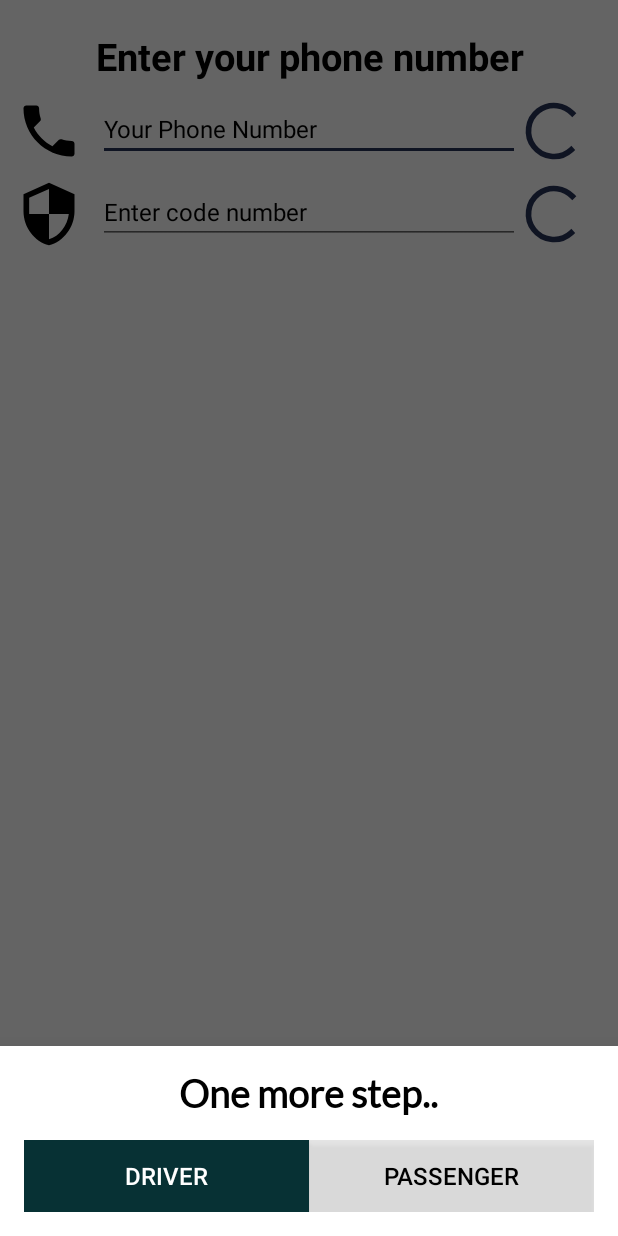
After one commit to ThenerStudios/SmartHike, an Android app: the fragment BottomSheetDialog placed in its activity, on a phone screen of 412 x 824 dp. The commit adds this screen. Run offline under Robolectric (Android 15) with nearby library versions, the phone set to English and light mode, and no system bars.

Commit message:
Login added

```diff
--- a/app/build.gradle
+++ b/app/build.gradle
@@ -25,4 +25,5 @@ dependencies {
     testImplementation 'junit:junit:4.12'
     androidTestImplementation 'com.android.support.test:runner:1.0.2'
     androidTestImplementation 'com.android.support.test.espresso:espresso-core:3.0.2'
+    implementation 'com.android.support:design:28.0.0'
 }
--- a/app/src/main/java/com/mlambo/smarthike/Authentication/PhoneAuth.java
+++ b/app/src/main/java/com/mlambo/smarthike/Authentication/PhoneAuth.java
@@ -2,14 +2,163 @@ package com.mlambo.smarthike.Authentication;
 
 import android.support.v7.app.AppCompatActivity;
 import android.os.Bundle;
+import android.view.View;
+import android.widget.Button;
 
 import com.mlambo.smarthike.R;
+import com.mlambo.smarthike.Util.BottomSheetDialog;
 
 public class PhoneAuth extends AppCompatActivity {
+
+    /*
+    *
+    *private LinearLayout mPhoneLayout;
+    private LinearLayout mCodeLayout;
+
+    private EditText mPhoneText;
+    private EditText mCodeText;
+
+    private ProgressBar mPhoneBar;
+    private ProgressBar mCodeBar;
+
+    private Button mSendBtn;
+    FirebaseAuth mAuth;
+
+    private int btnType = 0;
+
+
+    private PhoneAuthProvider.OnVerificationStateChangedCallbacks mCallbacks;
+    private String mVerificationId;
+    private PhoneAuthProvider.ForceResendingToken mResendToken;
+    *
+    * */
 
     @Override
     protected void onCreate(Bundle savedInstanceState) {
         super.onCreate(savedInstanceState);
         setContentView(R.layout.activity_phone_auth);
+
+       Button mSendBtn = findViewById(R.id.Send_Verification_Btn);
+       mSendBtn.setOnClickListener(new View.OnClickListener() {
+           @Override
+           public void onClick(View v) {
+               proceed();
+           }
+       });
+
+    /*mAuth = FirebaseAuth.getInstance();
+
+        mPhoneLayout = findViewById(R.id.phone_layout);
+        mCodeLayout = findViewById(R.id.Code_layout);
+        mCodeLayout.setVisibility(View.INVISIBLE);
+
+        mPhoneText = findViewById(R.id.PhoneEditText);
+        mCodeText = findViewById(R.id.CodeEditText);
+
+        mPhoneBar = findViewById(R.id.PhoneProgress);
+        mPhoneBar.setVisibility(View.INVISIBLE);
+        mCodeBar = findViewById(R.id.CodeProgress);
+        mCodeBar.setVisibility(View.INVISIBLE);
+
+        mSendBtn = findViewById(R.id.Send_Verification_Btn);
+
+        mSendBtn.setOnClickListener(new View.OnClickListener() {
+            @Override
+            public void onClick(View v) {
+
+                if(btnType == 0) {
+
+                    mPhoneBar.setVisibility(View.VISIBLE);
+                    mPhoneText.setEnabled(false);
+                    mSendBtn.setEnabled(false);
+
+
+                    String phoneNumber = COUNTRY_CODE + mPhoneText.getText().toString();
+
+                    PhoneAuthProvider.getInstance().verifyPhoneNumber(
+                            phoneNumber,
+                            60,
+                            TimeUnit.SECONDS,
+                            Phone_Number_Auth.this,
+                            mCallbacks
+
+                    );
+                }else
+                {
+                    mSendBtn.setEnabled(false);
+                    mCodeBar.setVisibility(View.VISIBLE);
+
+                    String verificationCode = mCodeText.getText().toString();
+
+                    PhoneAuthCredential credential = PhoneAuthProvider.getCredential(mVerificationId, verificationCode);
+                    signInWithPhoneAuthCredintial(credential);
+                }
+            }
+        });
+
+        mCallbacks = new PhoneAuthProvider.OnVerificationStateChangedCallbacks() {
+            @Override
+            public void onVerificationCompleted(PhoneAuthCredential phoneAuthCredential) {
+                signInWithPhoneAuthCredintial(phoneAuthCredential);
+            }
+
+            @Override
+            public void onVerificationFailed(FirebaseException e) {
+                Toast.makeText(Phone_Number_Auth.this, "There was some error in verification", Toast.LENGTH_SHORT).show();
+                mPhoneBar.setVisibility(View.INVISIBLE);
+                mSendBtn.setEnabled(true);
+            }
+
+            @SuppressLint("SetTextI18n")
+            @Override
+            public void onCodeSent(String verificationId,
+                                   PhoneAuthProvider.ForceResendingToken token) {
+
+                mVerificationId = verificationId;
+                mResendToken = token;
+
+                btnType = 1;
+
+                mPhoneBar.setVisibility(View.INVISIBLE);
+                mCodeLayout.setVisibility(View.VISIBLE);
+
+                mSendBtn.setText("Verify Code");
+                mSendBtn.setEnabled(true);
+            }
+        };*/
+
     }
+
+    /*  private void signInWithPhoneAuthCredintial(PhoneAuthCredential credential)
+    {
+        mAuth.signInWithCredential(credential)
+                .addOnCompleteListener(this, new OnCompleteListener<AuthResult>() {
+                    @Override
+                    public void onComplete(@NonNull Task<AuthResult> task) {
+                        if (task.isSuccessful()) {
+                            //Log.d(TAG, "signInWithcredintials:success");
+                            FirebaseUser user = task.getResult().getUser();
+                            Intent intent = new Intent(Phone_Number_Auth.this, Start_Application.class);
+                            startActivity(intent);
+                            finish();
+
+
+                        } else {
+                            Toast.makeText(Phone_Number_Auth.this, "The was Some Error in logging In", Toast.LENGTH_SHORT).show();
+                            if(task.getException() instanceof FirebaseApiNotAvailableException) {
+
+                            }
+                        }
+                    }
+
+                });
+    }*/
+
+    public void proceed()
+    {
+        BottomSheetDialog bottomSheetDialog = new BottomSheetDialog();
+        bottomSheetDialog.show(getSupportFragmentManager(), "Bottom Sheet");
+    }
+
+
 }
--- a/app/src/main/java/com/mlambo/smarthike/Home/MainActivity.java
+++ b/app/src/main/java/com/mlambo/smarthike/Home/MainActivity.java
@@ -4,6 +4,7 @@ import android.content.Intent;
 import android.support.v7.app.AppCompatActivity;
 import android.os.Bundle;
 
+import com.mlambo.smarthike.Authentication.PhoneAuth;
 import com.mlambo.smarthike.Authentication.Profile;
 import com.mlambo.smarthike.R;
 import com.mlambo.smarthike.Walkthrough.Walkthrough;
--- /dev/null
+++ b/app/src/main/java/com/mlambo/smarthike/Util/BottomSheetDialog.java
@@ -0,0 +1,61 @@
+package com.mlambo.smarthike.Util;
+
+import android.content.Context;
+import android.os.Bundle;
+import android.support.annotation.NonNull;
+import android.support.annotation.Nullable;
+import android.support.design.widget.BottomSheetDialogFragment;
+import android.view.LayoutInflater;
+import android.view.View;
+import android.view.ViewGroup;
+import android.widget.Button;
+
+import com.mlambo.smarthike.R;
+
+public class BottomSheetDialog extends BottomSheetDialogFragment {
+    private BottomSheetListener mListener;
+
+    @Nullable
+    @Override
+    public View onCreateView(@NonNull LayoutInflater inflater, @Nullable ViewGroup container, @Nullable Bundle savedInstanceState) {
+        View v = inflater.inflate(R.layout.bottom_sheet_layout, container, false);
+
+        Button Driver = v.findViewById(R.id.driverBtn);
+        Button Passenger = v.findViewById(R.id.passengerBtn);
+
+        Driver.setOnClickListener(new View.OnClickListener() {
+            @Override
+            public void onClick(View v) {
+
+            }
+        });
+
+        Passenger.setOnClickListener(new View.OnClickListener() {
+            @Override
+            public void onClick(View v) {
+
+            }
+        });
+
+        return v;
+    }
+
+    public interface BottomSheetListener
+    {
+
+    }
+
+    @Override
+    public void onAttach(Context context) {
+        super.onAttach(context);
+
+       /* try
+        {
+            mListener = (BottomSheetListener) context;
+        }catch (ClassCastException e)
+        {
+            throw new ClassCastException(context.toString()
+                    + "must implement BottomSheetListener");
+        }*/
+    }
+}
--- a/app/src/main/java/com/mlambo/smarthike/Walkthrough/Welcome.java
+++ b/app/src/main/java/com/mlambo/smarthike/Walkthrough/Welcome.java
@@ -1,8 +1,10 @@
 package com.mlambo.smarthike.Walkthrough;
 
 import android.annotation.SuppressLint;
+import android.content.Intent;
 import android.os.Bundle;
 import android.support.v7.app.AppCompatActivity;
+import android.view.View;
 import android.view.animation.Animation;
 import android.view.animation.AnimationUtils;
 import android.widget.Button;
@@ -10,6 +12,7 @@ import android.widget.ImageView;
 import android.widget.LinearLayout;
 import android.widget.TextView;
 
+import com.mlambo.smarthike.Authentication.PhoneAuth;
 import com.mlambo.smarthike.R;
 
 public class Welcome extends AppCompatActivity {
@@ -50,6 +53,14 @@ public class Welcome extends AppCompatActivity {
 
         Mproceed = findViewById(R.id.Proceed);
         Mproceed.startAnimation(buttons);
+        Mproceed.setOnClickListener(new View.OnClickListener() {
+            @Override
+            public void onClick(View v) {
+
+                startActivity(new Intent(Welcome.this, PhoneAuth.class));
+            }
+        });
+
 
 
 
--- /dev/null
+++ b/app/src/main/res/drawable/ic_call.xml
@@ -0,0 +1,9 @@
+<vector xmlns:android="http://schemas.android.com/apk/res/android"
+        android:width="24dp"
+        android:height="24dp"
+        android:viewportWidth="24.0"
+        android:viewportHeight="24.0">
+    <path
+        android:fillColor="#FF000000"
+        android:pathData="M6.62,10.79c1.44,2.83 3.76,5.14 6.59,6.59l2.2,-2.2c0.27,-0.27 0.67,-0.36 1.02,-0.24 1.12,0.37 2.33,0.57 3.57,0.57 0.55,0 1,0.45 1,1V20c0,0.55 -0.45,1 -1,1 -9.39,0 -17,-7.61 -17,-17 0,-0.55 0.45,-1 1,-1h3.5c0.55,0 1,0.45 1,1 0,1.25 0.2,2.45 0.57,3.57 0.11,0.35 0.03,0.74 -0.25,1.02l-2.2,2.2z"/>
+</vector>
--- /dev/null
+++ b/app/src/main/res/drawable/ic_security.xml
@@ -0,0 +1,9 @@
+<vector xmlns:android="http://schemas.android.com/apk/res/android"
+        android:width="24dp"
+        android:height="24dp"
+        android:viewportWidth="24.0"
+        android:viewportHeight="24.0">
+    <path
+        android:fillColor="#FF000000"
+        android:pathData="M12,1L3,5v6c0,5.55 3.84,10.74 9,12 5.16,-1.26 9,-6.45 9,-12L21,5l-9,-4zM12,11.99h7c-0.53,4.12 -3.28,7.79 -7,8.94L12,12L5,12L5,6.3l7,-3.11v8.8z"/>
+</vector>
--- a/app/src/main/res/layout/activity_phone_auth.xml
+++ b/app/src/main/res/layout/activity_phone_auth.xml
@@ -6,4 +6,140 @@
     android:layout_height="match_parent"
     tools:context=".Authentication.PhoneAuth">
 
+    <LinearLayout
+        android:id="@+id/Linear_1"
+        android:layout_width="match_parent"
+        android:layout_height="wrap_content"
+        android:layout_marginTop="20dp"
+        android:orientation="vertical"
+        app:layout_constraintEnd_toEndOf="parent"
+        app:layout_constraintStart_toStartOf="parent"
+        app:layout_constraintTop_toTopOf="parent">
+
+        <TextView
+            android:layout_width="match_parent"
+            android:layout_height="match_parent"
+            android:text="@string/enter_your_phone_number"
+            android:textAlignment="center"
+            android:textColor="@color/text"
+            android:textSize="25sp"
+            android:textStyle="bold"/>
+
+
+    </LinearLayout>
+
+    <LinearLayout
+        android:id="@+id/phone_layout"
+        android:layout_width="match_parent"
+        android:layout_height="wrap_content"
+        android:orientation="horizontal"
+        android:layout_margin="10dp"
+        android:layout_marginTop="20dp"
+        app:layout_constraintTop_toBottomOf="@id/Linear_1">
+
+        <ImageView
+            android:id="@+id/phone"
+            android:layout_width="45dp"
+            android:layout_height="45dp"
+            android:src="@drawable/ic_call"
+            tools:ignore="ContentDescription" />
+
+        <EditText
+            android:id="@+id/PhoneEditText"
+            android:layout_width="0dp"
+            android:layout_height="wrap_content"
+            android:layout_marginLeft="10dp"
+            android:layout_marginStart="10dp"
+            android:layout_weight="1"
+            android:ems="10"
+            android:hint="@string/your_phone_number"
+            android:inputType="phone"
+            android:textColorHint="@color/text"
+            android:textSize="16sp"
+            tools:ignore="RtlHardcoded,TextFields" />
+
+        <ProgressBar
+            android:id="@+id/PhoneProgress"
+            style="?android:attr/progressBarStyle"
+            android:layout_width="45dp"
+            android:layout_height="45dp"
+            android:layout_marginEnd="10dp"
+            android:layout_marginRight="10dp"
+            tools:ignore="RtlHardcoded" />
+
+    </LinearLayout
+        >
+
+    <LinearLayout
+        android:id="@+id/Code_layout"
+        android:layout_width="match_parent"
+        android:layout_height="wrap_content"
+        android:layout_margin="10dp"
+        android:orientation="horizontal"
+        app:layout_constraintTop_toBottomOf="@id/phone_layout">
+
+        <ImageView
+            android:id="@+id/lock"
+            android:layout_width="45dp"
+            android:layout_height="45dp"
+            android:src="@drawable/ic_security"
+            tools:ignore="ContentDescription" />
+
+        <EditText
+            android:id="@+id/CodeEditText"
+            android:layout_width="0dp"
+            android:layout_height="wrap_content"
+            android:layout_marginLeft="10dp"
+            android:layout_marginStart="10dp"
+            android:layout_weight="1"
+            android:textColorHint="@color/text"
+            android:hint="@string/enter_code_number"
+            android:inputType="number"
+            android:textSize="16sp"
+            android:visibility="visible"
+            tools:ignore="RtlHardcoded,TextFields"
+            tools:visibility="invisible" />
+
+        <ProgressBar
+            android:id="@+id/CodeProgress"
+            style="?android:attr/progressBarStyle"
+            android:layout_width="45dp"
+            android:layout_height="45dp"
+            android:layout_marginEnd="10dp"
+            android:layout_marginRight="10dp"
+            tools:ignore="RtlHardcoded" />
+
+    </LinearLayout>
+
+
+    <TextView
+        android:id="@+id/msgText"
+        android:layout_width="match_parent"
+        android:layout_height="wrap_content"
+        android:layout_alignParentStart="true"
+        android:layout_alignParentLeft="true"
+        android:layout_alignParentBottom="true"
+        android:layout_marginBottom="16dp"
+        android:text="A Verification Code Will Be Sent to Your Phone \n Number"
+        android:textAlignment="center"
+        android:textColor="@color/text"
+        app:layout_constraintBottom_toTopOf="@+id/Send_Verification_Btn"
+        app:layout_constraintEnd_toEndOf="parent"
+        app:layout_constraintHorizontal_bias="1.0"
+        app:layout_constraintStart_toStartOf="parent"
+        tools:ignore="HardcodedText,RtlHardcoded" />
+
+    <Button
+        android:id="@+id/Send_Verification_Btn"
+        android:layout_width="match_parent"
+        android:layout_height="wrap_content"
+        android:layout_alignParentBottom="true"
+        android:background="@color/buttons"
+        android:text="send verification"
+        android:textColor="@color/white"
+        app:layout_constraintBottom_toBottomOf="parent"
+        app:layout_constraintEnd_toEndOf="parent"
+        app:layout_constraintStart_toStartOf="parent"
+        tools:ignore="HardcodedText" />
+
 </android.support.constraint.ConstraintLayout>
--- a/app/src/main/res/layout/activity_welcome.xml
+++ b/app/src/main/res/layout/activity_welcome.xml
@@ -3,6 +3,7 @@
     xmlns:app="http://schemas.android.com/apk/res-auto"
     xmlns:tools="http://schemas.android.com/tools"
     android:layout_width="match_parent"
+    android:background="@color/white"
     android:layout_height="match_parent">
 
 
--- /dev/null
+++ b/app/src/main/res/layout/bottom_sheet_layout.xml
@@ -0,0 +1,46 @@
+<?xml version="1.0" encoding="utf-8"?>
+<LinearLayout xmlns:android="http://schemas.android.com/apk/res/android"
+    android:orientation="vertical" android:layout_width="match_parent"
+    android:layout_height="match_parent"
+    android:gravity="center_horizontal"
+    android:padding="16dp">
+
+    <TextView
+        android:layout_width="wrap_content"
+        android:layout_height="wrap_content"
+        android:text="@string/on_step_more"
+        android:textSize="25sp"
+        android:textStyle="bold"
+        android:textColor="@color/text"
+        android:fontFamily="@font/lato"/>
+
+    <LinearLayout
+        android:layout_marginTop="15dp"
+        android:layout_width="match_parent"
+        android:layout_height="wrap_content"
+        android:weightSum="2"
+        android:orientation="horizontal">
+
+        <Button
+            android:id="@+id/driverBtn"
+            android:layout_width="0dp"
+            android:layout_height="wrap_content"
+            android:text="@string/driver"
+            android:textSize="16sp"
+            android:layout_weight="1"
+            android:background="@color/buttons"
+            android:textColor="@color/white"/>
+
+        <Button
+            android:id="@+id/passengerBtn"
+            android:layout_width="0dp"
+            android:layout_height="wrap_content"
+            android:text="@string/passenger"
+            android:textSize="16sp"
+            android:background="@color/fui_buttonShadow"
+            android:textColor="@color/text"
+            android:layout_weight="1"/>
+
+    </LinearLayout>
+
+</LinearLayout>
--- a/app/src/main/res/values/strings.xml
+++ b/app/src/main/res/values/strings.xml
@@ -7,4 +7,10 @@
     <string name="thener_studio">Thener Studio</string>
     <string name="designed_by">Designed By</string>
     <string name="proceed">Proceed</string>
+    <string name="your_phone_number">Your Phone Number</string>
+    <string name="enter_code_number">Enter code number</string>
+    <string name="enter_your_phone_number">Enter your phone number</string>
+    <string name="on_step_more">One more step..</string>
+    <string name="driver">Driver</string>
+    <string name="passenger">Passenger</string>
 </resources>
```
